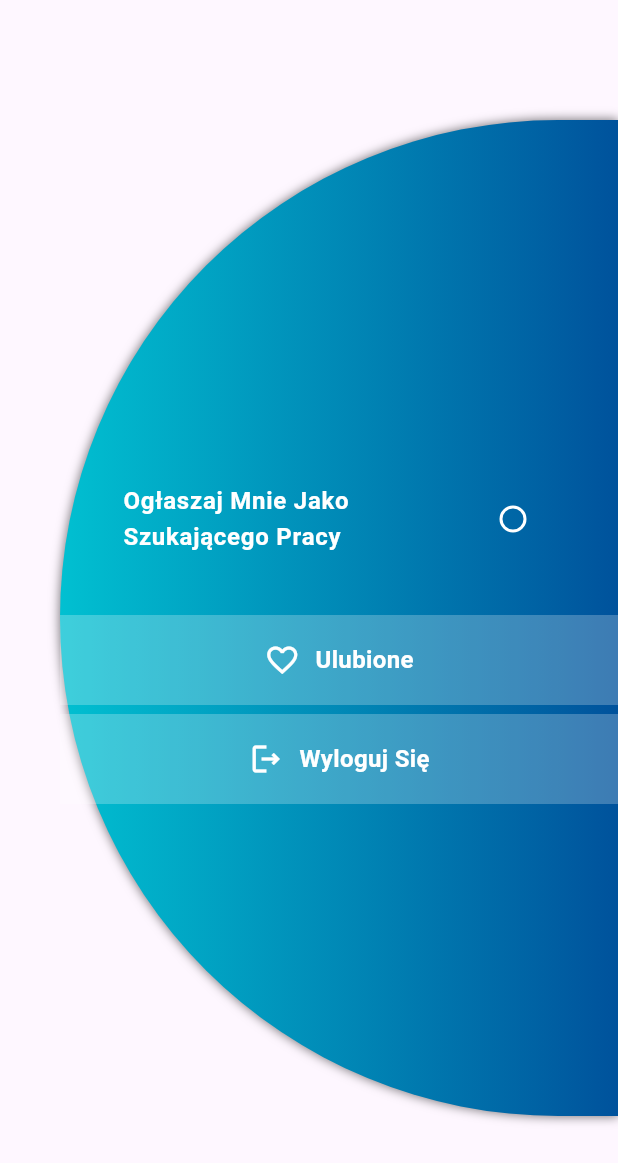
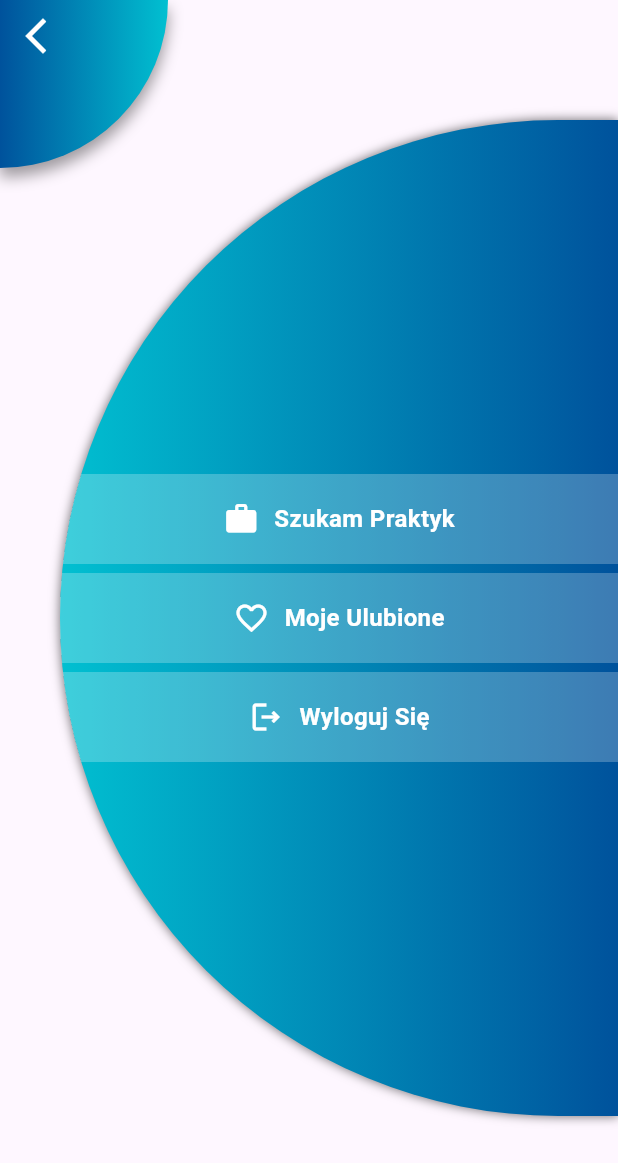
Before and after one commit to malak4822/praktyki_szkolne, a Flutter app: the EditUserPage screen opened directly, swiped to page 2, on a phone screen of 412 x 824 dp. Shown: the top 1163 px of the screen. Run offline on Flutter 3.47's test engine with Material 3 defaults, Android fonts, the phone set to English and light mode, and no system bars; our stand-ins replace cloud_firestore, firebase_auth, firebase_core, firebase_storage, font_awesome_flutter, geocoding and 7 more; missing offline and left inert: firebase_app_check; accounts and stored records are empty; network calls fail; Roboto replaces fonts that are missing (Overpass).

Commit message:
bugs_fixing

```diff
--- a/lib/main.dart
+++ b/lib/main.dart
@@ -60,8 +60,7 @@ class MyHomePage extends StatefulWidget {
 class _MyHomePageState extends State<MyHomePage> {
   @override
   Widget build(BuildContext context) {
-    bool loginConstrAccess =
-        Provider.of<EditUser>(context).showErrorMessage;
+    bool loginConstrAccess = Provider.of<EditUser>(context).showErrorMessage;
     return Scaffold(
       body: Container(
           decoration: const BoxDecoration(
--- a/lib/pages/user/changeuserprivate.dart
+++ b/lib/pages/user/changeuserprivate.dart
@@ -1,110 +1,152 @@
 import 'package:flutter/material.dart';
 import 'package:prakty/constants.dart';
 import 'package:prakty/models/user_model.dart';
+import 'package:prakty/providers/edituser.dart';
 import 'package:prakty/providers/googlesign.dart';
 import 'package:prakty/services/database.dart';
 import 'package:prakty/pages/jobs/myoffers.dart';
 import 'package:prakty/widgets/savedoffers.dart';
 import 'package:provider/provider.dart';
 
-class EditPrivUserInfo extends StatelessWidget {
-  const EditPrivUserInfo({super.key, required this.currentUser});
+class EditPrivUserInfo extends StatefulWidget {
+  const EditPrivUserInfo(
+      {super.key, required this.currentUser, required this.ifNoInternetGoBack});
   final MyUser currentUser;
+  final Function ifNoInternetGoBack;
+
+  @override
+  State<EditPrivUserInfo> createState() => _EditPrivUserInfoState();
+}
+
+class _EditPrivUserInfoState extends State<EditPrivUserInfo> {
+  late bool isEagerToWork;
+
+  @override
+  void initState() {
+    super.initState();
+    isEagerToWork = widget.currentUser.jobVacancy;
+  }
+
   @override
   Widget build(BuildContext context) {
     return Scaffold(
         body: SafeArea(
-        child: Align(
+            child: Stack(
+      children: [
+        Container(
+          alignment: Alignment.topLeft,
+          width: 112,
+          height: 112,
+          decoration: const BoxDecoration(
+            gradient: LinearGradient(colors: [
+              Color.fromARGB(255, 0, 82, 156),
+              Color.fromARGB(255, 1, 192, 209),
+            ]),
+            boxShadow: [
+              BoxShadow(
+                  color: Colors.black38,
+                  spreadRadius: 0.2,
+                  blurRadius: 8,
+                  offset: Offset(0, 6))
+            ],
+            borderRadius: BorderRadius.only(bottomRight: Radius.circular(112)),
+          ),
+          child: IconButton(
+            alignment: Alignment.topLeft,
+            // padding: const EdgeInsets.all(22),
+            iconSize: 28,
+            icon: const Icon(Icons.arrow_back_ios_new, color: Colors.white),
+            onPressed: () => widget.ifNoInternetGoBack(),
+          ),
+        ),
+        // backButton(context),
+        Align(
           alignment: Alignment.centerRight,
           child: Container(
+            clipBehavior: Clip.hardEdge,
             width: MediaQuery.of(context).size.width - 40,
             height: MediaQuery.of(context).size.height - 160,
             decoration: const BoxDecoration(
               gradient: LinearGradient(colors: gradient),
               boxShadow: myBoxShadow,
-                borderRadius:
-                    BorderRadius.horizontal(left: Radius.circular(400))),
+              borderRadius: BorderRadius.horizontal(left: Radius.circular(400)),
+            ),
             child: Column(
               mainAxisAlignment: MainAxisAlignment.center,
               children: [
-                Padding(
-                    padding: const EdgeInsets.all(26),
-                    child: Column(
-                      mainAxisAlignment: MainAxisAlignment.center,
-                      children: [
-                        if (currentUser.isAccountTypeUser)
-                          CheckboxListTile(
-                              checkboxShape: RoundedRectangleBorder(
-                                  borderRadius: BorderRadius.circular(10.0)),
-                              activeColor: Colors.white,
-                              side: MaterialStateBorderSide.resolveWith(
-                                  (states) => const BorderSide(
-                                      width: 2, color: Colors.white)),
-                              title: Text(
-                                  "Ogłaszaj Mnie Jako Szukającego Pracy",
-                                  style: fontSize16),
-                              value: Provider.of<GoogleSignInProvider>(context)
-                                  .getCurrentUser
-                                  .jobVacancy,
-                              dense: true,
-                              controlAffinity: ListTileControlAffinity.trailing,
-                              onChanged: (newValue) async {
-                                try {
-                                  var hasVacancy = await MyDb()
-                                      .addUserJobNotice(
-                                          currentUser.userId, newValue);
-                                  if (hasVacancy == false) {
-                                    if (!context.mounted) return;
+                if (widget.currentUser.isAccountTypeUser)
+                  button(Icons.work,
+                      isEagerToWork ? 'Nie Szukam Praktyk' : 'Szukam Praktyk',
+                      () async {
+                    if (!await Provider.of<EditUser>(context, listen: false)
+                        .checkInternetConnectivity()) {
+                      widget.ifNoInternetGoBack();
+                    }
+                    late bool tempEagerValue = isEagerToWork;
+
+                    tempEagerValue = !isEagerToWork;
+
+                    bool? uploadResult = await MyDb().addUserJobNotice(
+                        widget.currentUser.userId, tempEagerValue);
+
+                    if (uploadResult != null) {
+                      if (context.mounted) {
                         Provider.of<GoogleSignInProvider>(context,
                                 listen: false)
-                                        .userSearchingToogle(newValue);
+                            .userSearchingToogle(tempEagerValue);
                       }
-                                } catch (e) {
-                                  debugPrint(e.toString());
+                      isEagerToWork = uploadResult;
+                      setState(() {});
+                    } else {
+                      widget.ifNoInternetGoBack();
                     }
-                              }),
-                      ],
-                    )),
-                if (!currentUser.isAccountTypeUser)
+                  }, !isEagerToWork),
+                if (!widget.currentUser.isAccountTypeUser)
                   button(Icons.ad_units, 'Moje Ogłoszenia', () {
                     Navigator.push(
                         context,
                         MaterialPageRoute(
                             builder: (context) => MyOffers(
                                   isAccountTypeUser:
-                                      currentUser.isAccountTypeUser,
-                                  userId: currentUser.userId,
+                                      widget.currentUser.isAccountTypeUser,
+                                  userId: widget.currentUser.userId,
                                 )));
-                  }),
+                  }, null),
                 const SizedBox(height: 6),
-                button(Icons.favorite_border, 'Ulubione', () {
+                button(Icons.favorite_border, 'Moje Ulubione', () {
                   Navigator.push(
                       context,
                       MaterialPageRoute(
                           builder: (context) => SavedOffers(
                                 isAccountTypeUser:
-                                    currentUser.isAccountTypeUser,
-                                accountFavAds: currentUser.likedOffers,
-                                userId: currentUser.userId,
+                                    widget.currentUser.isAccountTypeUser,
+                                accountFavAds: widget.currentUser.likedOffers,
+                                userId: widget.currentUser.userId,
                               )));
-                }),
+                }, null),
                 const SizedBox(height: 6),
                 button(Icons.logout_outlined, 'Wyloguj Się', () {
                   Navigator.pop(context);
                   Provider.of<GoogleSignInProvider>(context, listen: false)
                       .logout();
-                })
+                }, null)
               ],
             ),
           ),
-        ),
-      ),
-    );
+        )
+      ],
+    )));
   }
 
-  Widget button(IconData icon, String text, Function function) => Container(
+  Widget button(IconData icon, String text, Function function, bool? isEager) =>
+      Container(
+        decoration: BoxDecoration(
+            color: isEager == null
+                ? Colors.white24
+                : isEager == true
+                    ? Colors.white24
+                    : const Color.fromARGB(112, 106, 245, 108)),
         height: 60,
-        color: Colors.white24,
         width: double.maxFinite,
         child: Material(
           color: Colors.transparent,
@@ -114,7 +156,11 @@ class EditPrivUserInfo extends StatelessWidget {
             child: Row(mainAxisAlignment: MainAxisAlignment.center, children: [
               Icon(icon, color: Colors.white),
               const SizedBox(width: 10),
-              Text(text, style: fontSize16)
+              Text(
+                text,
+                style: fontSize16,
+                overflow: TextOverflow.ellipsis,
+              )
             ]),
           ),
         ),
--- a/lib/pages/user/edituserpage.dart
+++ b/lib/pages/user/edituserpage.dart
@@ -6,6 +6,7 @@ import 'package:prakty/providers/googlesign.dart';
 
 import 'package:prakty/widgets/contactbox.dart';
 import 'package:prakty/widgets/error.dart';
+import 'package:prakty/widgets/loadingscreen.dart';
 import 'package:provider/provider.dart';
 import '../../providers/edituser.dart';
 import '../../widgets/edituserpopup.dart';
@@ -227,8 +228,18 @@ class EditUserPage extends StatelessWidget {
         Visibility(
             visible: editUserProvider.showErrorMessage,
             child: const ErrorMessage()),
+        Visibility(
+            visible: editUserProvider.isLoading, child: const LoadingWidget()),
       ]),
-      EditPrivUserInfo(currentUser: currentUser)
+      EditPrivUserInfo(
+          currentUser: currentUser,
+          ifNoInternetGoBack: () {
+            pageCont.animateToPage(
+              0,
+              duration: const Duration(milliseconds: 300),
+              curve: Curves.easeInOut,
+            );
+          })
     ]));
   }
 }
--- a/lib/providers/googlesign.dart
+++ b/lib/providers/googlesign.dart
@@ -23,8 +23,8 @@ class GoogleSignInProvider extends ChangeNotifier {
     notifyListeners();
   }
 
-  void userSearchingToogle(newValue) {
-    _loggedUser.jobVacancy = newValue;
+  void userSearchingToogle(bool isEagerToWork) {
+    _loggedUser.jobVacancy = isEagerToWork;
     notifyListeners();
   }
 
--- a/lib/view/notices.dart
+++ b/lib/view/notices.dart
@@ -115,7 +115,6 @@ class _NoticesPageState extends State<NoticesPage> {
                     if (snapshot.connectionState == ConnectionState.waiting) {
                       return const LoadingWidget();
                     } else if (snapshot.hasError) {
-                      print('Error: ${snapshot.error}');
                       return Center(child: Text('Error: ${snapshot.error}'));
                     } else if (!snapshot.hasData || snapshot.data!.isEmpty) {
                       return Center(
@@ -238,8 +237,10 @@ class _NoticesPageState extends State<NoticesPage> {
                                     (int newValue) {
                                   List<int> temporarySearchingPrefs =
                                       List.from(tempSearchingPrefs.value);
+
                                   temporarySearchingPrefs[listToOpen] =
                                       newValue;
+
                                   tempSearchingPrefs.value =
                                       temporarySearchingPrefs;
                                 }).generateWidgetList(),
--- a/lib/widgets/contactbox.dart
+++ b/lib/widgets/contactbox.dart
@@ -4,6 +4,8 @@ import 'package:url_launcher/url_launcher.dart';
 import '../constants.dart';
 
 Widget contactBox(icon, String command, bool notToEdit) => Container(
+  width: 62,
+  height: 62,
       decoration: BoxDecoration(
           gradient: const LinearGradient(colors: gradient),
           borderRadius: BorderRadius.circular(16),
--- a/lib/widgets/sortandfilter.dart
+++ b/lib/widgets/sortandfilter.dart
@@ -52,6 +52,10 @@ List<String> sortUsers() => [
 
 List<String> filterUsers() => ['filterUser1', 'filterUser2', 'filterUser3'];
 
-List<String> sortJobs() => ['sortJobs1', 'sortJobs2', 'sortJobs3'];
+List<String> sortJobs() => [
+      'Najnowsze',
+      'Długość opisu',
+      'Najbliżej Ciebię',
+    ];
 
 List<String> filterJobs() => ['filterJobs1', 'filterJobs2', 'filterJobs3'];
```
Also changed, not shown: lib/loggedparent.dart (+4 -12 lines), lib/pages/jobs/addeditjob.dart (+10 -6 lines), lib/pages/user/editphotowidget.dart (+4 -3 lines), lib/services/database.dart (+5 -5 lines), lib/widgets/choselocation.dart (+7 -6 lines), lib/widgets/edituserpopup.dart (+2 -6 lines), lib/widgets/topbuttons.dart (+11 -6 lines), lib/pages/jobs/jobadvertisement.dart (line endings or trailing spaces). Lines whose indentation alone changed are shown as unchanged.
